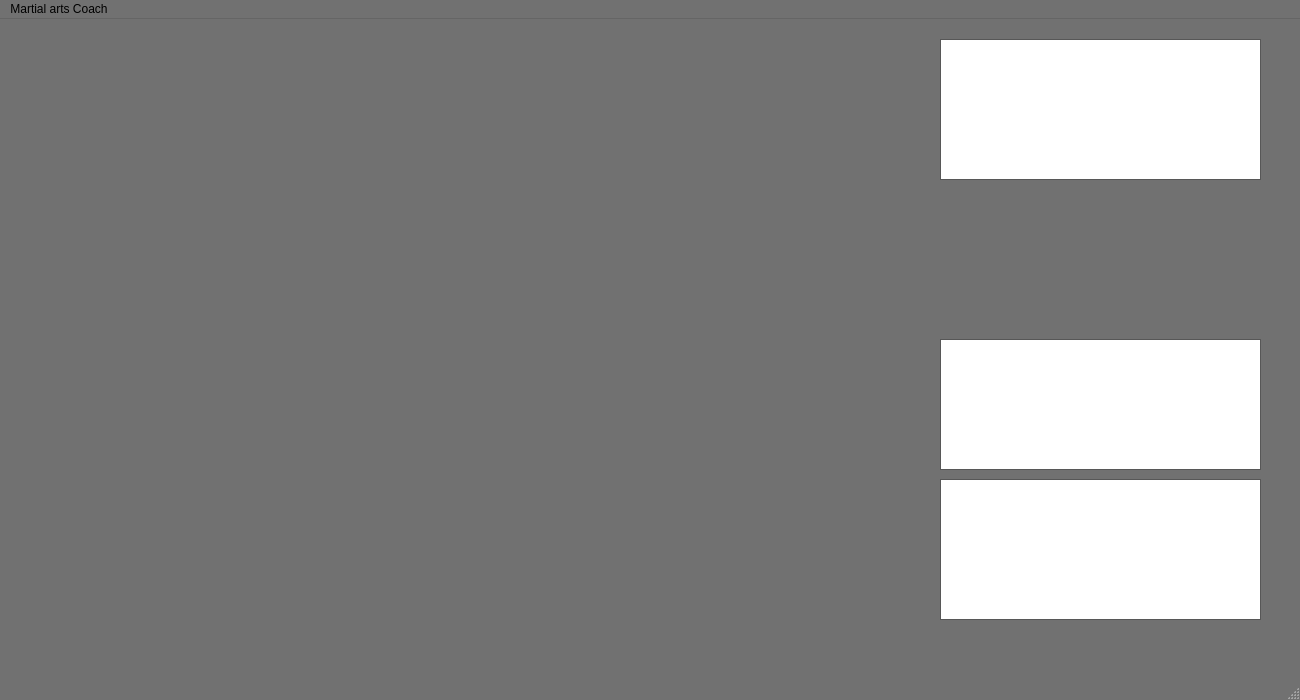
First picture: the form in mainwindow.ui, repository wreckless-omni/Martial_Arts_Trainer, before the edit.
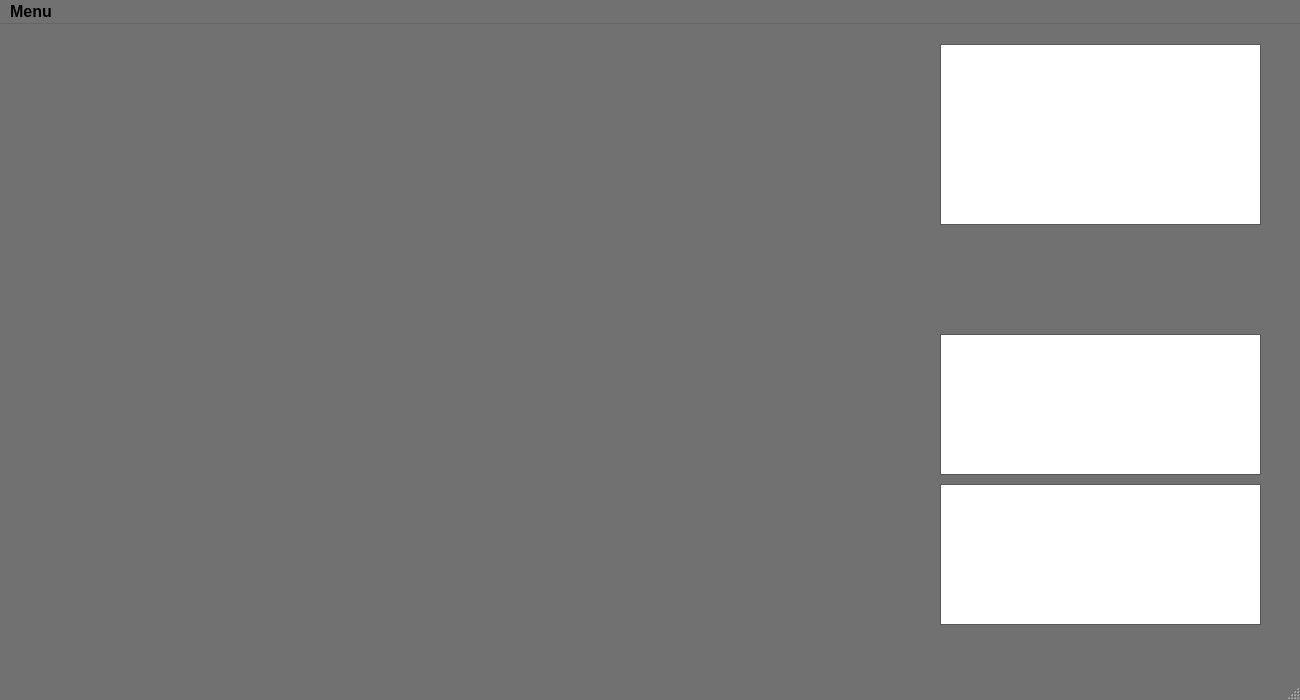
Second picture: the form after the edit.

```diff
--- a/mainwindow.ui
+++ b/mainwindow.ui
@@ -74,6 +74,12 @@
     </disabled>
    </palette>
   </property>
+  <property name="font">
+   <font>
+    <pointsize>12</pointsize>
+    <bold>true</bold>
+   </font>
+  </property>
   <property name="windowTitle">
    <string>MainWindow</string>
   </property>
@@ -87,7 +93,7 @@
       <x>940</x>
       <y>20</y>
       <width>321</width>
-      <height>141</height>
+      <height>181</height>
      </rect>
     </property>
     <property name="palette">
@@ -138,6 +144,7 @@
     <property name="font">
      <font>
       <pointsize>18</pointsize>
+      <bold>true</bold>
      </font>
     </property>
     <property name="frameShadow">
@@ -151,9 +158,9 @@
     <property name="geometry">
      <rect>
       <x>940</x>
-      <y>320</y>
+      <y>310</y>
       <width>321</width>
-      <height>131</height>
+      <height>141</height>
      </rect>
     </property>
     <property name="palette">
@@ -186,6 +193,7 @@
     <property name="font">
      <font>
       <pointsize>18</pointsize>
+      <bold>true</bold>
      </font>
     </property>
    </widget>
@@ -228,6 +236,7 @@
     <property name="font">
      <font>
       <pointsize>18</pointsize>
+      <bold>true</bold>
      </font>
     </property>
    </widget>
@@ -238,12 +247,12 @@
      <x>0</x>
      <y>0</y>
      <width>1300</width>
-     <height>22</height>
+     <height>26</height>
     </rect>
    </property>
    <widget class="QMenu" name="menuMartial_arts_Coach">
     <property name="title">
-     <string>Martial arts Coach</string>
+     <string>Menu</string>
     </property>
     <addaction name="actionLoad"/>
     <addaction name="actionDelete"/>
```
Left out of the diff: 12 changed lines with no effect on the pictures.
